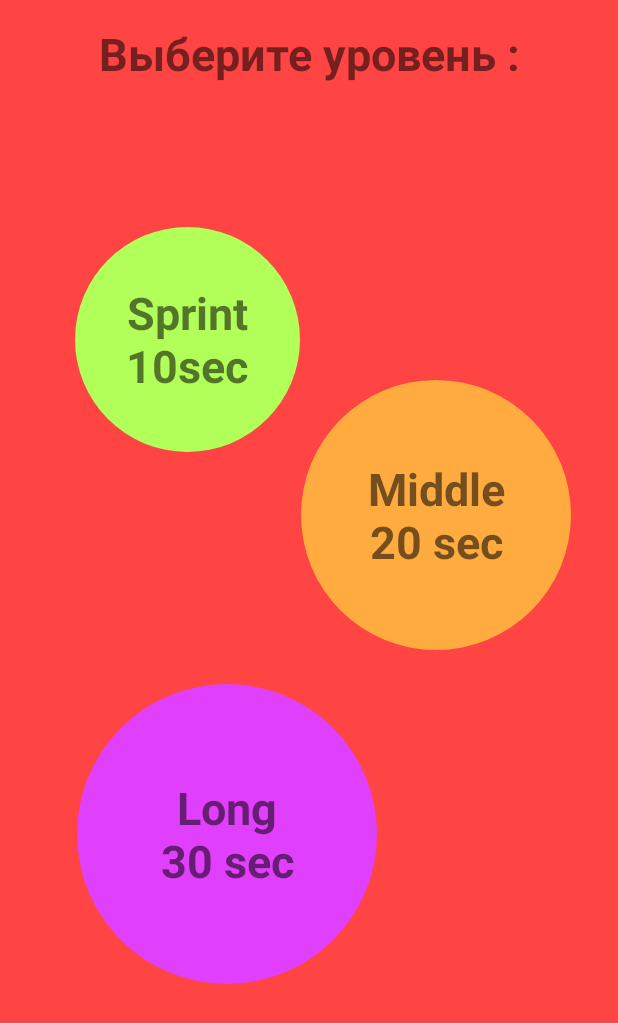
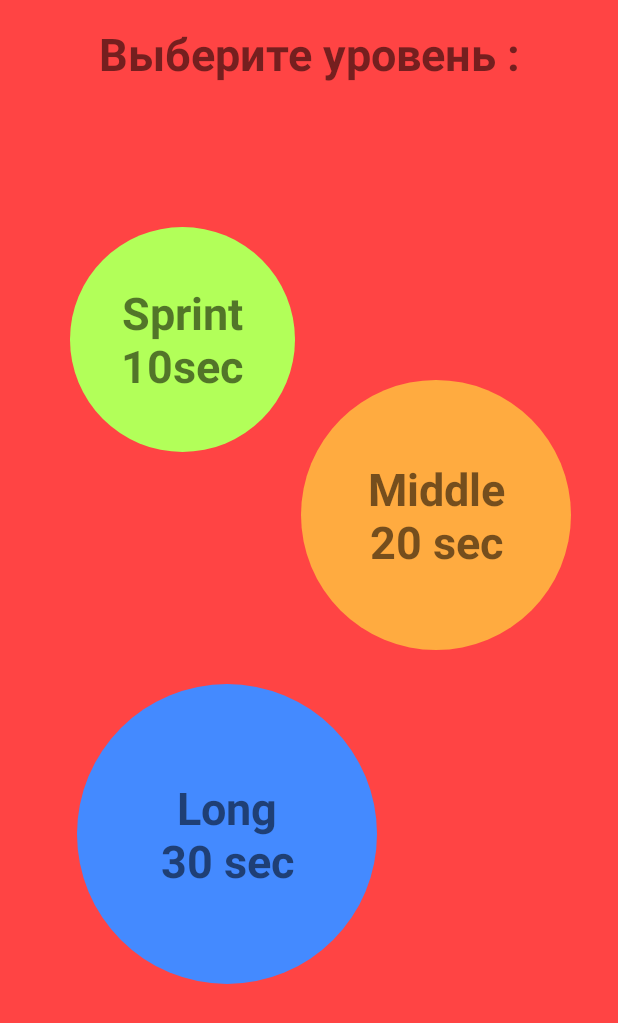
Before and after one commit to Serg8787/ClickerRxJava, an Android app: the screen it shows after launch (MainActivity), after a tap on an icon or button, on a phone screen of 412 x 824 dp. Shown: the top 1023 px of the screen. Run offline under Robolectric (Android 15) with nearby library versions, the phone set to English and light mode, and no system bars.

```diff
--- a/app/src/main/res/drawable/back_record_sprint.xml
+++ b/app/src/main/res/drawable/back_blue.xml
@@ -1,11 +1,10 @@
 <?xml version="1.0" encoding="utf-8"?>
 <shape
     xmlns:android="http://schemas.android.com/apk/res/android"
-    android:shape="rectangle">
+    android:shape="oval">
     <solid
-        android:color="#B2FF59"/>
+        android:color="#448AFF"/>
     <size
         android:width="200dp"
         android:height="200dp"/>
-    <corners android:radius="15dp"/>
 </shape>
--- a/app/src/main/res/drawable/back_record_long.xml
+++ b/app/src/main/res/drawable/back_record_long.xml
@@ -6,6 +6,6 @@
         android:color="#64FFDA"/>
     <size
         android:width="200dp"
-        android:height="200dp"/>
+        android:height="40dp"/>
     <corners android:radius="15dp"/>
 </shape>
--- a/app/src/main/res/layout/fragment_new_competion.xml
+++ b/app/src/main/res/layout/fragment_new_competion.xml
@@ -44,7 +44,7 @@
             android:text="Sprint\n10sec"
             android:textSize="30sp"
             android:textStyle="bold"
-            app:layout_constraintEnd_toEndOf="@+id/tvLevel"
+            app:layout_constraintEnd_toEndOf="@+id/btMiddleDistance20sec"
             app:layout_constraintHorizontal_bias="0.165"
             app:layout_constraintStart_toStartOf="@+id/tvLevel"
             app:layout_constraintTop_toBottomOf="@+id/tvLevel" />
@@ -71,7 +71,7 @@
             android:layout_width="200dp"
             android:layout_height="200dp"
             android:layout_marginBottom="168dp"
-            android:background="@drawable/back_fiolet"
+            android:background="@drawable/back_blue"
             android:gravity="center"
             android:padding="4dp"
             android:text="Long\n30 sec"
--- a/app/src/main/res/layout/fragment_play_game.xml
+++ b/app/src/main/res/layout/fragment_play_game.xml
@@ -10,7 +10,7 @@
 
 
     <TextView
-        android:id="@+id/tvThreeToStart"
+        android:id="@+id/tvStartTimer"
         android:layout_width="wrap_content"
         android:layout_height="wrap_content"
         android:layout_marginTop="40dp"
```
Also changed, not shown: app/src/main/java/com/example/clicker/PlayGameFragment.kt (+3 -7 lines), app/src/main/res/drawable/back_record_middle.xml (deleted, +0 -11 lines).
